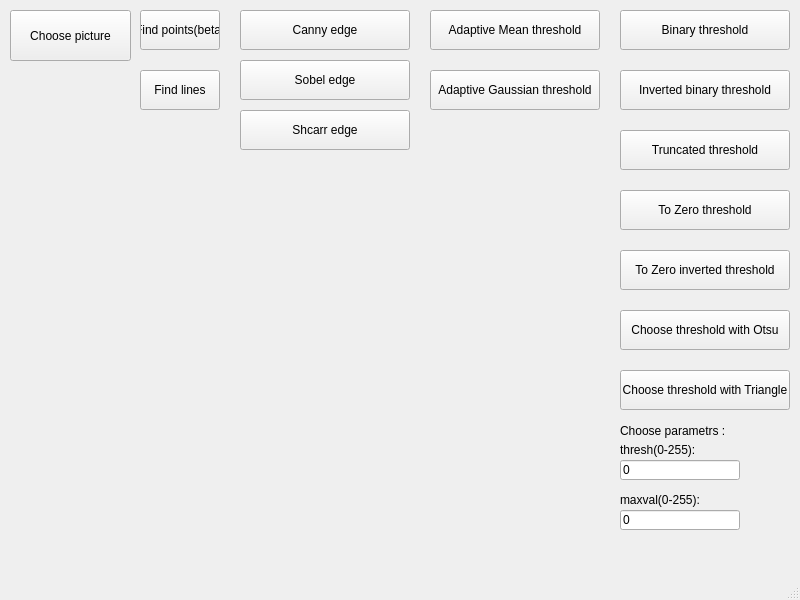
Above: mainwindow.ui from VadimKasyanenko/lab_3 before the change. Below: the same form after it.
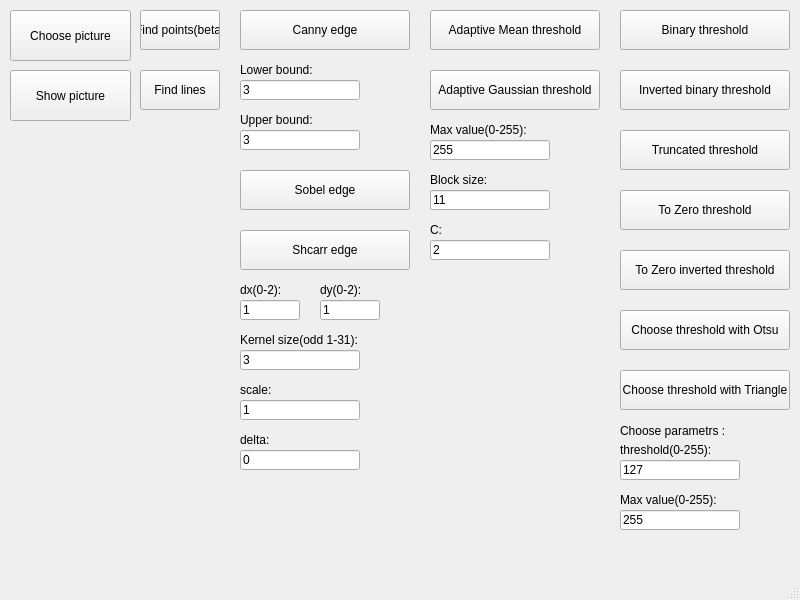
That is the form after the change.

Diff of the .ui file:
```diff
--- a/mainwindow.ui
+++ b/mainwindow.ui
@@ -57,7 +57,7 @@
     <property name="geometry">
      <rect>
       <x>240</x>
-      <y>60</y>
+      <y>170</y>
       <width>170</width>
       <height>40</height>
      </rect>
@@ -70,7 +70,7 @@
     <property name="geometry">
      <rect>
       <x>240</x>
-      <y>110</y>
+      <y>230</y>
       <width>170</width>
       <height>40</height>
      </rect>
@@ -232,7 +232,7 @@
      </rect>
     </property>
     <property name="text">
-     <string>0</string>
+     <string>127</string>
     </property>
    </widget>
    <widget class="QLineEdit" name="lineEdit_2">
@@ -245,7 +245,7 @@
      </rect>
     </property>
     <property name="text">
-     <string>0</string>
+     <string>255</string>
     </property>
    </widget>
    <widget class="QLabel" name="label_2">
@@ -253,12 +253,12 @@
      <rect>
       <x>620</x>
       <y>440</y>
-      <width>80</width>
+      <width>100</width>
       <height>20</height>
      </rect>
     </property>
     <property name="text">
-     <string>thresh(0-255):</string>
+     <string>threshold(0-255):</string>
     </property>
    </widget>
    <widget class="QLabel" name="label_3">
@@ -266,12 +266,285 @@
      <rect>
       <x>620</x>
       <y>490</y>
+      <width>100</width>
+      <height>20</height>
+     </rect>
+    </property>
+    <property name="text">
+     <string>Max value(0-255):</string>
+    </property>
+   </widget>
+   <widget class="QPushButton" name="pushButton_16">
+    <property name="geometry">
+     <rect>
+      <x>10</x>
+      <y>70</y>
+      <width>121</width>
+      <height>51</height>
+     </rect>
+    </property>
+    <property name="text">
+     <string>Show picture</string>
+    </property>
+   </widget>
+   <widget class="QLabel" name="label_4">
+    <property name="geometry">
+     <rect>
+      <x>430</x>
+      <y>120</y>
+      <width>100</width>
+      <height>20</height>
+     </rect>
+    </property>
+    <property name="text">
+     <string>Max value(0-255):</string>
+    </property>
+   </widget>
+   <widget class="QLabel" name="label_5">
+    <property name="geometry">
+     <rect>
+      <x>430</x>
+      <y>170</y>
       <width>80</width>
       <height>20</height>
      </rect>
     </property>
     <property name="text">
-     <string>maxval(0-255):</string>
+     <string>Block size:</string>
+    </property>
+   </widget>
+   <widget class="QLabel" name="label_6">
+    <property name="geometry">
+     <rect>
+      <x>430</x>
+      <y>220</y>
+      <width>80</width>
+      <height>20</height>
+     </rect>
+    </property>
+    <property name="text">
+     <string>C:</string>
+    </property>
+   </widget>
+   <widget class="QLineEdit" name="lineEdit_3">
+    <property name="geometry">
+     <rect>
+      <x>430</x>
+      <y>140</y>
+      <width>120</width>
+      <height>20</height>
+     </rect>
+    </property>
+    <property name="text">
+     <string>255</string>
+    </property>
+   </widget>
+   <widget class="QLineEdit" name="lineEdit_4">
+    <property name="geometry">
+     <rect>
+      <x>430</x>
+      <y>190</y>
+      <width>120</width>
+      <height>20</height>
+     </rect>
+    </property>
+    <property name="text">
+     <string>11</string>
+    </property>
+   </widget>
+   <widget class="QLineEdit" name="lineEdit_5">
+    <property name="geometry">
+     <rect>
+      <x>430</x>
+      <y>240</y>
+      <width>120</width>
+      <height>20</height>
+     </rect>
+    </property>
+    <property name="text">
+     <string>2</string>
+    </property>
+   </widget>
+   <widget class="QLabel" name="label_7">
+    <property name="geometry">
+     <rect>
+      <x>240</x>
+      <y>280</y>
+      <width>100</width>
+      <height>20</height>
+     </rect>
+    </property>
+    <property name="text">
+     <string>dx(0-2):</string>
+    </property>
+   </widget>
+   <widget class="QLineEdit" name="lineEdit_6">
+    <property name="geometry">
+     <rect>
+      <x>240</x>
+      <y>300</y>
+      <width>60</width>
+      <height>20</height>
+     </rect>
+    </property>
+    <property name="text">
+     <string>1</string>
+    </property>
+   </widget>
+   <widget class="QLabel" name="label_8">
+    <property name="geometry">
+     <rect>
+      <x>320</x>
+      <y>280</y>
+      <width>100</width>
+      <height>20</height>
+     </rect>
+    </property>
+    <property name="text">
+     <string>dy(0-2):</string>
+    </property>
+   </widget>
+   <widget class="QLineEdit" name="lineEdit_7">
+    <property name="geometry">
+     <rect>
+      <x>320</x>
+      <y>300</y>
+      <width>60</width>
+      <height>20</height>
+     </rect>
+    </property>
+    <property name="text">
+     <string>1</string>
+    </property>
+   </widget>
+   <widget class="QLabel" name="label_9">
+    <property name="geometry">
+     <rect>
+      <x>240</x>
+      <y>380</y>
+      <width>100</width>
+      <height>20</height>
+     </rect>
+    </property>
+    <property name="text">
+     <string>scale:</string>
+    </property>
+   </widget>
+   <widget class="QLabel" name="label_10">
+    <property name="geometry">
+     <rect>
+      <x>240</x>
+      <y>430</y>
+      <width>100</width>
+      <height>20</height>
+     </rect>
+    </property>
+    <property name="text">
+     <string>delta:</string>
+    </property>
+   </widget>
+   <widget class="QLabel" name="label_11">
+    <property name="geometry">
+     <rect>
+      <x>240</x>
+      <y>330</y>
+      <width>120</width>
+      <height>20</height>
+     </rect>
+    </property>
+    <property name="text">
+     <string>Kernel size(odd 1-31):</string>
+    </property>
+   </widget>
+   <widget class="QLineEdit" name="lineEdit_8">
+    <property name="geometry">
+     <rect>
+      <x>240</x>
+      <y>450</y>
+      <width>120</width>
+      <height>20</height>
+     </rect>
+    </property>
+    <property name="text">
+     <string>0</string>
+    </property>
+   </widget>
+   <widget class="QLineEdit" name="lineEdit_9">
+    <property name="geometry">
+     <rect>
+      <x>240</x>
+      <y>400</y>
+      <width>120</width>
+      <height>20</height>
+     </rect>
+    </property>
+    <property name="text">
+     <string>1</string>
+    </property>
+   </widget>
+   <widget class="QLineEdit" name="lineEdit_10">
+    <property name="geometry">
+     <rect>
+      <x>240</x>
+      <y>350</y>
+      <width>120</width>
+      <height>20</height>
+     </rect>
+    </property>
+    <property name="text">
+     <string>3</string>
+    </property>
+   </widget>
+   <widget class="QLabel" name="label_12">
+    <property name="geometry">
+     <rect>
+      <x>240</x>
+      <y>60</y>
+      <width>120</width>
+      <height>20</height>
+     </rect>
+    </property>
+    <property name="text">
+     <string>Lower bound:</string>
+    </property>
+   </widget>
+   <widget class="QLabel" name="label_13">
+    <property name="geometry">
+     <rect>
+      <x>240</x>
+      <y>110</y>
+      <width>120</width>
+      <height>20</height>
+     </rect>
+    </property>
+    <property name="text">
+     <string>Upper bound:</string>
+    </property>
+   </widget>
+   <widget class="QLineEdit" name="lineEdit_11">
+    <property name="geometry">
+     <rect>
+      <x>240</x>
+      <y>80</y>
+      <width>120</width>
+      <height>20</height>
+     </rect>
+    </property>
+    <property name="text">
+     <string>3</string>
+    </property>
+   </widget>
+   <widget class="QLineEdit" name="lineEdit_12">
+    <property name="geometry">
+     <rect>
+      <x>240</x>
+      <y>130</y>
+      <width>120</width>
+      <height>20</height>
+     </rect>
+    </property>
+    <property name="text">
+     <string>3</string>
     </property>
    </widget>
   </widget>
```
